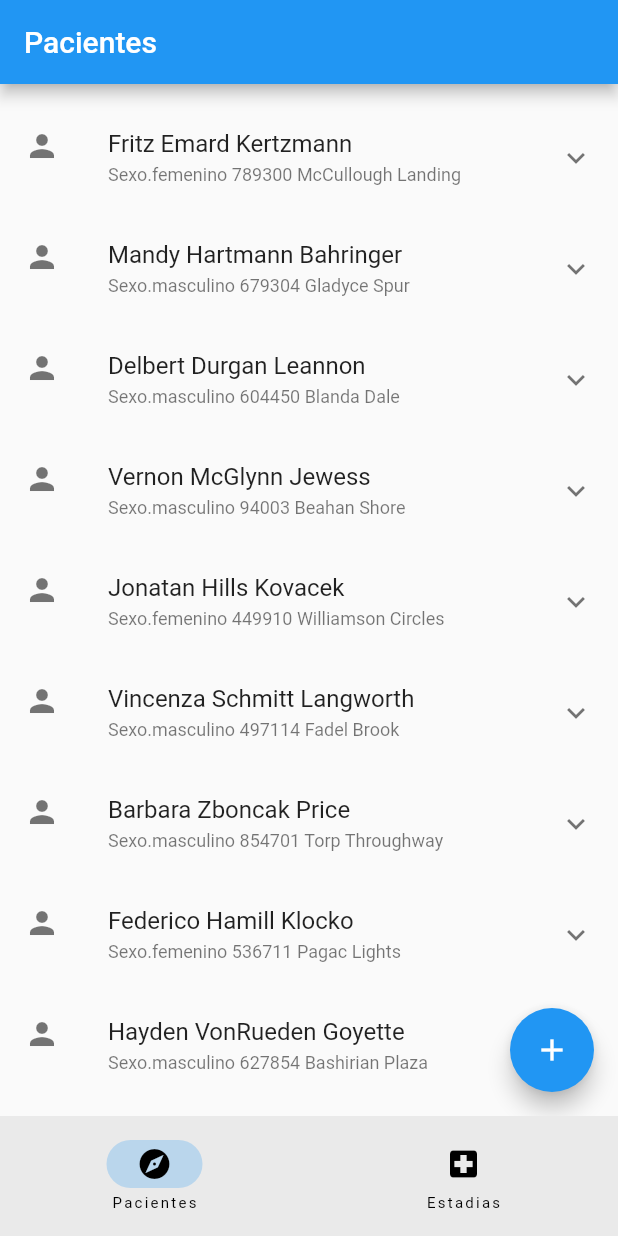
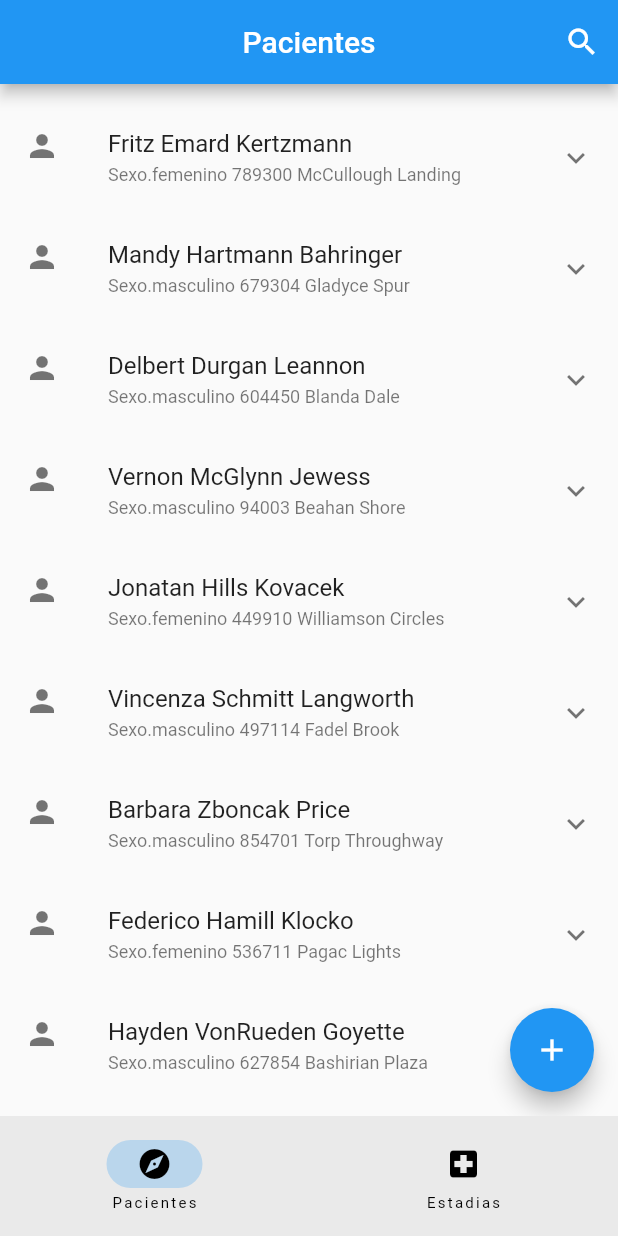
Before and after one commit to AlfredoChusgo/medi_track, a Flutter app: the screen it shows after launch, on a phone screen of 412 x 824 dp. Run offline on Flutter 3.47's test engine with Material 2 defaults, Android fonts, the phone set to English and light mode, and no system bars; our stand-ins replace another_flushbar, bloc, equatable, faker, flutter_bloc; accounts and stored records are empty.

Commit message:
search paciente v1

```diff
--- a/flutter_app/medi_track_dora/lib/components/pacienteHome/view/paciente_home_page.dart
+++ b/flutter_app/medi_track_dora/lib/components/pacienteHome/view/paciente_home_page.dart
@@ -5,6 +5,7 @@ import 'package:medi_track_dora/components/pacienteHome/bloc/paciente_home_bloc.
 
 import '../../pacienteAdd/bloc/paciente_add_bloc.dart';
 import '../../pacienteDetail/view/paciente_detail_page.dart';
+import '../../search_app_bar/view/search_bar_app_bar.dart';
 import '../paciente.dart';
 
 class PacienteHomePage extends StatelessWidget {
@@ -13,10 +14,7 @@ class PacienteHomePage extends StatelessWidget {
   @override
   Widget build(BuildContext context) {
     return Scaffold(
-      appBar: AppBar(
-        title: const Text('Pacientes'),
-        //floating: true,
-      ),
+      appBar: SearchBarAppBar(),
       body: CustomScrollView(
         slivers: [
           //const CatalogAppBar(),
--- /dev/null
+++ b/flutter_app/medi_track_dora/lib/components/search_app_bar/bloc/search_bar_bloc.dart
@@ -0,0 +1,37 @@
+import 'dart:async';
+import 'package:bloc/bloc.dart';
+import 'package:equatable/equatable.dart';
+import 'package:meta/meta.dart';
+
+part 'search_bar_event.dart';
+part 'search_bar_state.dart';
+
+class SearchBarBloc extends Bloc<SearchBarEvent, SearchBarState> {
+  SearchBarBloc() : super(HideSearchBarState()) {
+    on<SearchActivated>(_OnSearchActivated);
+    on<BackArrowActivated>(_OnBackArrowActivated);
+    on<PerformSearchAction>(_OnPerformSearchAction);
+    on<CloseActivated>(_OnCloseActivated);
+    on<SearchTextChanged>(_OnSearchTextChanged);
+  }
+
+  FutureOr<void> _OnSearchActivated(SearchActivated event, Emitter<SearchBarState> emit) {
+    emit(DisplaySearchBarState.empty());
+  }
+
+  FutureOr<void> _OnBackArrowActivated(BackArrowActivated event, Emitter<SearchBarState> emit) {
+    emit(HideSearchBarState());
+  }
+
+  FutureOr<void> _OnPerformSearchAction(PerformSearchAction event, Emitter<SearchBarState> emit) {
+    emit(PerformSearchState(text: event.text));
+  }
+
+  FutureOr<void> _OnCloseActivated(CloseActivated event, Emitter<SearchBarState> emit) async {
+    emit(DisplaySearchBarState.empty());
+  }
+
+  FutureOr<void> _OnSearchTextChanged(SearchTextChanged event, Emitter<SearchBarState> emit) {
+    emit(SearchBarTextChangedState(text: event.text));
+  }
+}
--- /dev/null
+++ b/flutter_app/medi_track_dora/lib/components/search_app_bar/bloc/search_bar_event.dart
@@ -0,0 +1,38 @@
+part of 'search_bar_bloc.dart';
+
+
+sealed class SearchBarEvent extends Equatable{}
+
+class SearchActivated extends  SearchBarEvent {
+
+  @override
+  List<Object?> get props => [];
+}
+
+class SearchTextChanged extends  SearchBarEvent {
+    final String text;
+
+  SearchTextChanged({required this.text});
+  @override
+  List<Object?> get props => [text];
+}
+
+
+class BackArrowActivated extends  SearchBarEvent {
+  @override
+  List<Object?> get props => [];
+}
+
+class CloseActivated extends  SearchBarEvent {
+  @override
+  List<Object?> get props => [];
+}
+
+class PerformSearchAction extends  SearchBarEvent {
+  final String text;
+
+  PerformSearchAction({required this.text});
+
+  @override
+  List<Object?> get props => throw UnimplementedError();
+}
--- /dev/null
+++ b/flutter_app/medi_track_dora/lib/components/search_app_bar/bloc/search_bar_state.dart
@@ -0,0 +1,36 @@
+part of 'search_bar_bloc.dart';
+
+sealed class SearchBarState extends Equatable {}
+
+class HideSearchBarState extends SearchBarState {
+  @override
+  List<Object?> get props => [];
+}
+class DisplaySearchBarState extends SearchBarState {
+  final String text;
+  final bool dirty;
+  DisplaySearchBarState({required this.text, required this.dirty});
+  factory DisplaySearchBarState.empty(){
+    return DisplaySearchBarState(text: "", dirty: false);
+  }
+  @override
+  List<Object?> get props => [text,dirty];
+}
+
+class SearchBarTextChangedState extends SearchBarState {
+  final String text;
+  SearchBarTextChangedState({required this.text});
+  factory SearchBarTextChangedState.empty(){
+    return SearchBarTextChangedState(text: "");
+  }
+  @override
+  List<Object?> get props => [text];
+}
+
+class PerformSearchState extends SearchBarState {
+  final String text;
+
+  PerformSearchState({required this.text});
+  @override
+  List<Object?> get props => [text];
+}
--- /dev/null
+++ b/flutter_app/medi_track_dora/lib/components/search_app_bar/view/search_bar_app_bar.dart
@@ -0,0 +1,99 @@
+import 'package:flutter/material.dart';
+import 'package:flutter_bloc/flutter_bloc.dart';
+
+import '../bloc/search_bar_bloc.dart';
+
+class SearchBarAppBar extends StatelessWidget implements PreferredSizeWidget {
+  late TextEditingController textController;
+  SearchBarAppBar({super.key}){
+    textController = TextEditingController();
+  }
+
+  @override
+  Widget build(BuildContext context) {
+    // return AppBar(
+    //     title: const Text('Pacientes'),
+    //     centerTitle: true,
+    //     //floating: true,
+    // );
+
+
+    return BlocListener<SearchBarBloc, SearchBarState>(
+      listener: (context, state) {
+        if(state is DisplaySearchBarState){
+          textController.text = state.text;
+        }
+      },
+      child: BlocBuilder<SearchBarBloc, SearchBarState>(
+        buildWhen: (previous, current) => current is! SearchBarTextChangedState,
+        builder: (context, state) {
+          return switch (state) {
+            HideSearchBarState() => AppBar(
+                title: const Text('Pacientes'),
+                centerTitle: true,
+                actions: [
+                  IconButton(
+                      onPressed: () {
+                        context.read<SearchBarBloc>().add(SearchActivated());
+                      },
+                      icon: const Icon(Icons.search))
+                ],
+                //floating: true,
+              ),
+            DisplaySearchBarState() => AppBar(
+                title: Padding(
+                  padding:
+                      const EdgeInsets.symmetric(vertical: 8, horizontal: 16),
+                  child: Container(
+                      height: 40,
+                      decoration: BoxDecoration(
+                          color: Theme.of(context).canvasColor,
+                          borderRadius: BorderRadius.circular(30)),
+                      child: Row(
+                        children: [
+                          IconButton(
+                              color: Theme.of(context).primaryColorDark,
+                              onPressed: () {
+                                context
+                                    .read<SearchBarBloc>()
+                                    .add(BackArrowActivated());
+                              },
+                              icon: const Icon(Icons.arrow_back_sharp)),
+                          Expanded(
+                              child: Padding(
+                                  padding: const EdgeInsets.all(4.0),
+                                  child: TextFormField(
+                                      //controller: TextEditingController(text: state.text),
+                                      controller: textController,
+                                      onChanged: (value) {
+                                        context.read<SearchBarBloc>().add(SearchTextChanged(text: value));
+                                      },
+                                      onFieldSubmitted: (value) {
+                                        print(value);
+                                      }))),
+                          IconButton(
+                              color: Theme.of(context).primaryColorDark,
+                              onPressed: () {
+                                // context
+                                //     .read<SearchBarBloc>()
+                                //     .add(CloseActivated());
+                                textController.text = "";
+
+                              },
+                              icon: const Icon(Icons.close))
+                        ],
+                      )),
+                ),
+                centerTitle: true,
+              ),
+            PerformSearchState() => CircularProgressIndicator(),
+            SearchBarTextChangedState() => CircularProgressIndicator(),
+          };
+        },
+      ),
+    );
+  }
+
+  @override
+  Size get preferredSize => const Size.fromHeight(kToolbarHeight);
+}
--- a/flutter_app/medi_track_dora/lib/main.dart
+++ b/flutter_app/medi_track_dora/lib/main.dart
@@ -5,6 +5,7 @@ import 'package:medi_track_dora/app.dart';
 import 'components/pacienteAdd/bloc/paciente_add_bloc.dart';
 import 'components/pacienteHome/bloc/paciente_home_bloc.dart';
 import 'components/pacienteHome/in_memory_paciente_repository.dart';
+import 'components/search_app_bar/bloc/search_bar_bloc.dart';
 
 void main() {
   runApp(
@@ -18,6 +19,9 @@ void main() {
           BlocProvider(
             create: (context) => PacienteAddBloc(
                 pacienteRepository: InMemoryPacienteRepository()),
+          ),
+          BlocProvider(
+            create: (context) => SearchBarBloc(),
           ),
         ],
         child: App(
```
